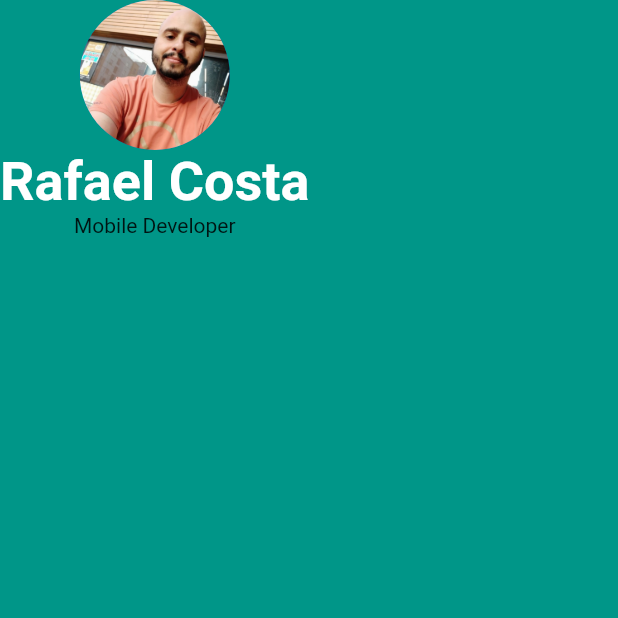
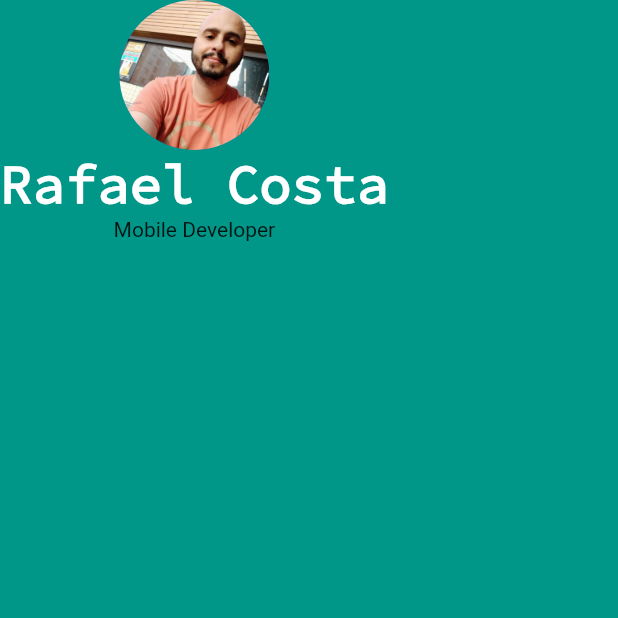
Before and after one commit to rafael-sc/Contact-App, a Flutter app: the screen it shows after launch, on a phone screen of 412 x 824 dp, the top half of it. Run offline on Flutter 3.47's test engine with Material 2 defaults, Android fonts, the phone set to English and light mode, and no system bars.

Commit message:
Adding SourceCodePro Font

```diff
--- a/lib/main.dart
+++ b/lib/main.dart
@@ -22,6 +22,7 @@ class MyApp extends StatelessWidget {
                 style: TextStyle(
                     fontSize: 36.0,
                     color: Colors.white,
+                    fontFamily: 'SourceCodePro',
                     fontWeight: FontWeight.bold),
               ),
               Text("Mobile Developer")
--- a/pubspec.yaml
+++ b/pubspec.yaml
@@ -26,3 +26,8 @@ flutter:
 
   assets:
     - images/
+
+  fonts:
+    - family: SourceCodePro
+      fonts:
+        - asset: fonts/SourceCodePro-Regular.ttf
```
